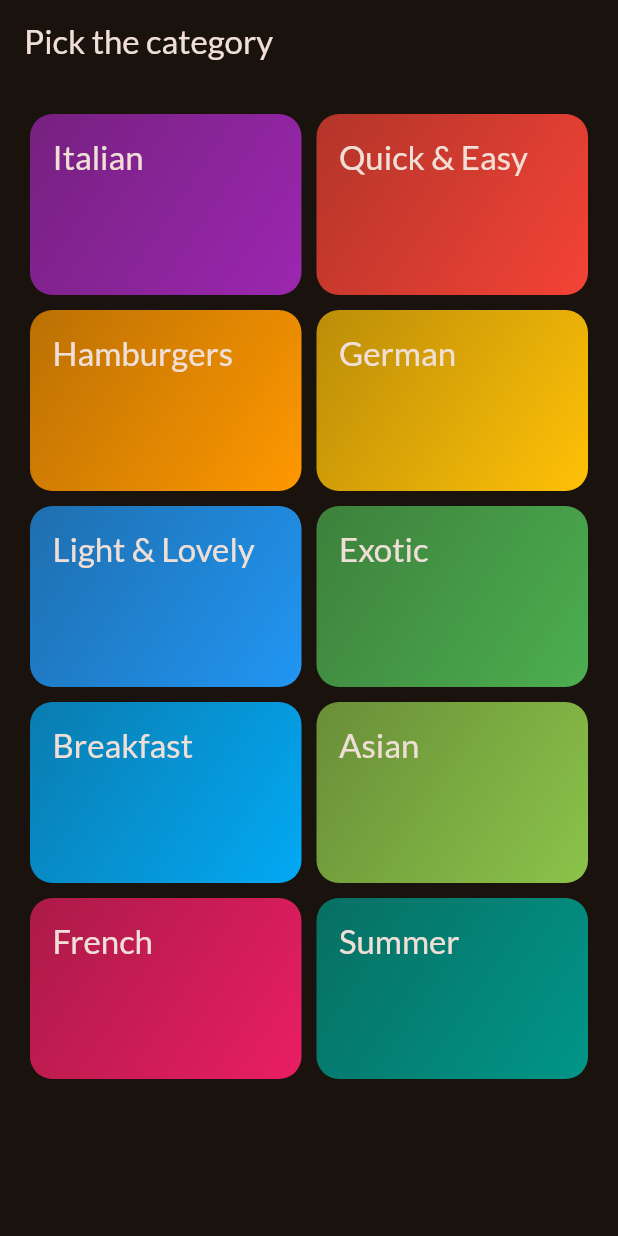
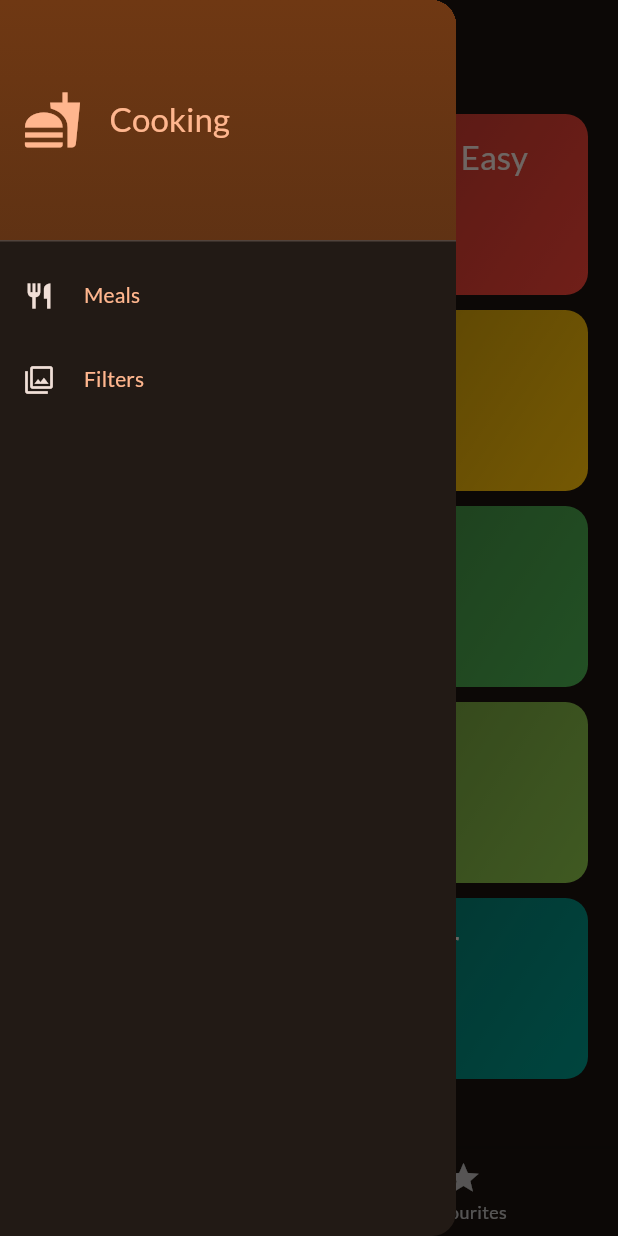
Before and after one commit to red-malone/meals, a Flutter app: the screen it shows after launch, with the side drawer open (before the commit the screen has no drawer), on a phone screen of 412 x 824 dp. Run offline on Flutter 3.47's test engine with Material 2 defaults, Android fonts, the phone set to English and light mode, and no system bars; our stand-ins replace google_fonts, transparent_image.

Commit message:
side drawer

```diff
--- a/lib/main.dart
+++ b/lib/main.dart
@@ -1,7 +1,7 @@
 import 'package:flutter/material.dart';
 
 import 'package:google_fonts/google_fonts.dart';
-import 'package:meals/screen/categories.dart';
+import 'package:meals/screen/tabs.dart';
 
 final theme = ThemeData(
   useMaterial3: true,
@@ -23,7 +23,7 @@ class App extends StatelessWidget {
   Widget build(BuildContext context) {
     return MaterialApp(
       theme: theme,
-      home: const CategoriesPage(),
+      home: TabsScreen(),
     );
   }
 }
--- a/lib/screen/categories.dart
+++ b/lib/screen/categories.dart
@@ -1,16 +1,19 @@
 import 'package:flutter/material.dart';
 import 'package:meals/data/dummy.dart';
+import 'package:meals/model/meal.dart';
 import 'package:meals/screen/meals.dart';
 import 'package:meals/widgets/category_grid_item.dart';
 import 'package:meals/model/category.dart';
 
 class CategoriesPage extends StatelessWidget {
-  const CategoriesPage({super.key});
+  const CategoriesPage({super.key,required this.ontoggleliked});
+
+  final void Function(Meal meal) ontoggleliked;
 
   void _selectCategory(BuildContext context, Category category) {
     final filter =dummyMeals.where((meal) => meal.categories.contains(category.id)).toList();
     Navigator.push(context, MaterialPageRoute(builder: (context) {
-      return MealsPage(title:category.title, meals: filter);
+      return MealsPage(title:category.title, meals: filter,ontoggleliked: ontoggleliked,);
       },
       ),
     );
@@ -19,9 +22,6 @@ class CategoriesPage extends StatelessWidget {
   @override
   Widget build(BuildContext context) {
     return Scaffold(
-      appBar: AppBar(
-        title: const Text("Pick the category"),
-      ),
       body: GridView(
         padding: const EdgeInsets.all(20),
         gridDelegate: const SliverGridDelegateWithFixedCrossAxisCount(
--- /dev/null
+++ b/lib/screen/tabs.dart
@@ -0,0 +1,76 @@
+import 'package:flutter/material.dart';
+import 'package:meals/model/meal.dart';
+import 'package:meals/screen/categories.dart';
+import 'package:meals/screen/meals.dart';
+import 'package:meals/widgets/main_drawer.dart';
+
+class TabsScreen extends StatefulWidget {
+  const TabsScreen({super.key});
+
+  @override
+  State<TabsScreen> createState() => _TabsScreenState();
+}
+
+class _TabsScreenState extends State<TabsScreen> {
+  int _selectedpageindex = 0;
+  final List<Meal> _favmeals = [];
+
+  void _showinfomessage(String message) {
+    ScaffoldMessenger.of(context).clearSnackBars();
+    ScaffoldMessenger.of(context).showSnackBar(
+      SnackBar(content: Text(message)),
+    );
+  }
+
+  void _togglefavmeal(Meal meal) {
+    final existing = _favmeals.contains(meal);
+    if (existing) {
+      setState(() {
+        _favmeals.remove(meal);
+        _showinfomessage("Meal removed");
+      });
+    } else {
+      setState(() {
+        _favmeals.add(meal);
+        _showinfomessage("Meal added");
+      });
+    }
+  }
+
+  void _selectedIndex(int val) {
+    setState(() {
+      _selectedpageindex = val;
+    });
+  }
+
+  @override
+  Widget build(BuildContext context) {
+    Widget active = CategoriesPage(
+      ontoggleliked: _togglefavmeal,
+    );
+    var pagetitle = 'Categories';
+    if (_selectedpageindex == 1) {
+      active = MealsPage(
+        meals: _favmeals,
+        ontoggleliked: _togglefavmeal,
+      );
+      pagetitle = 'Your Favourites';
+    }
+    return Scaffold(
+      appBar: AppBar(
+        title: Text(pagetitle),
+      ),
+      drawer: MainDrawer(),
+      body: active,
+      bottomNavigationBar: BottomNavigationBar(
+        onTap: _selectedIndex,
+        currentIndex: _selectedpageindex,
+        items: const [
+          BottomNavigationBarItem(
+              icon: Icon(Icons.category), label: 'Categories'),
+          BottomNavigationBarItem(icon: Icon(Icons.star), label: 'Favourites'),
+        ],
+      ),
+    );
+  }
+}
--- /dev/null
+++ b/lib/widgets/main_drawer.dart
@@ -0,0 +1,72 @@
+import 'package:flutter/material.dart';
+
+class MainDrawer extends StatelessWidget {
+  const MainDrawer({super.key});
+
+  @override
+  Widget build(BuildContext context) {
+    return Drawer(
+      child: Column(
+        children: [
+          DrawerHeader(
+            padding: const EdgeInsets.all(15),
+            decoration: BoxDecoration(
+                gradient: LinearGradient(colors: [
+              Theme.of(context).colorScheme.primaryContainer,
+              Theme.of(context).colorScheme.primaryContainer.withOpacity(0.8)
+            ], begin: Alignment.topLeft, end: Alignment.bottomLeft)),
+            child: Row(
+              children: [
+                Icon(
+                  Icons.fastfood,
+                  size: 40,
+                  color: Theme.of(context).colorScheme.primary,
+                ),
+                const SizedBox(
+                  width: 18,
+                ),
+                Text(
+                  'Cooking ',
+                  style: Theme.of(context)
+                      .textTheme
+                      .titleLarge!
+                      .copyWith(color: Theme.of(context).colorScheme.primary),
+                )
+              ],
+            ),
+          ),
+          ListTile(
+            leading: Icon(
+              Icons.restaurant,
+              size: 20,
+              color: Theme.of(context).colorScheme.onBackground,
+            ),
+            title: Text(
+              "Meals",
+              style: Theme.of(context)
+                  .textTheme
+                  .titleSmall!
+                  .copyWith(color: Theme.of(context).colorScheme.primary),
+            ),
+            onTap: () {},
+          ),
+          ListTile(
+            leading: Icon(
+              Icons.filter,
+              size: 20,
+              color: Theme.of(context).colorScheme.onBackground,
+            ),
+            title: Text(
+              "Filters",
+              style: Theme.of(context)
+                  .textTheme
+                  .titleSmall!
+                  .copyWith(color: Theme.of(context).colorScheme.primary),
+            ),
+            onTap: () {},
+          ),
+        ],
+      ),
+    );
+  }
+}
```
Also changed, not shown: lib/screen/meal_deets.dart (+64 -5 lines), lib/screen/meals.dart (+16 -6 lines).
